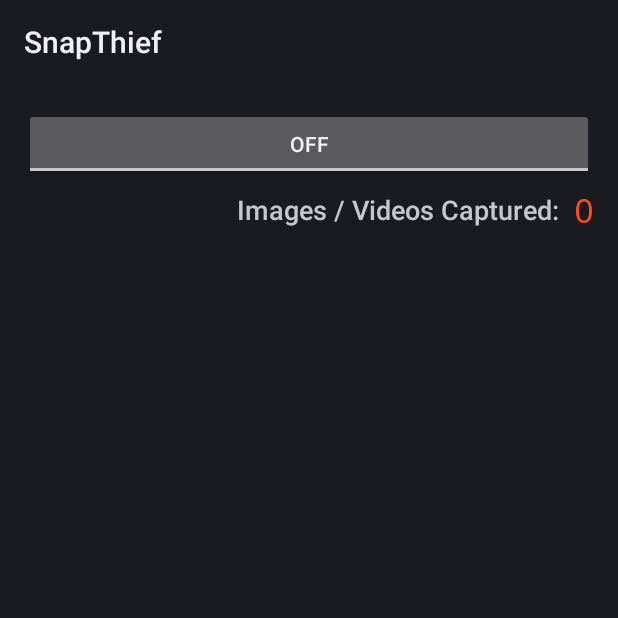
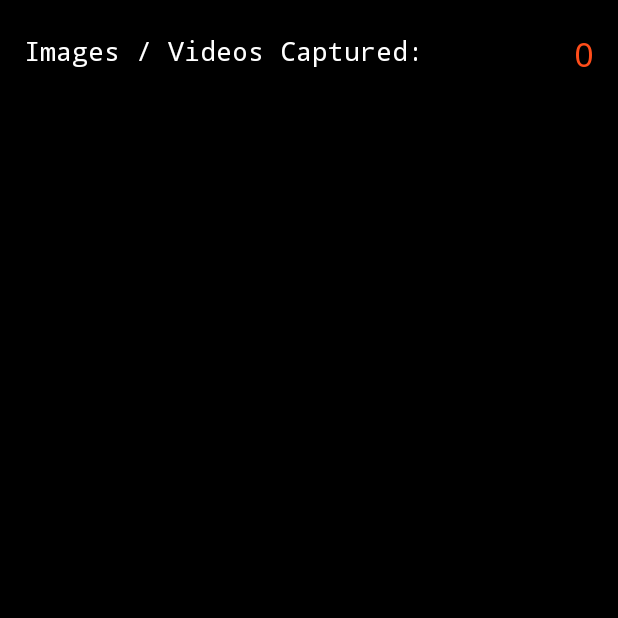
Before and after one commit to erik/snapthief, an Android app: the screen it shows after launch (MainActivity), on a phone screen of 412 x 824 dp, the top half of it. Run offline under Robolectric (Android 15) with nearby library versions, the phone set to English and light mode, and no system bars.

Commit message:
Take away some old ugly, add some new ugly

```diff
--- a/src/main/AndroidManifest.xml
+++ b/src/main/AndroidManifest.xml
@@ -13,7 +13,7 @@
             android:allowBackup="true"
             android:icon="@drawable/ic_launcher"
             android:label="@string/app_name"
-            android:theme="@android:style/Theme.DeviceDefault">
+            android:theme="@android:style/Theme.Black.NoTitleBar">
         <activity
                 android:name="com.boredomist.snapthief.MainActivity"
                 android:label="@string/app_name">
@@ -26,6 +26,7 @@
         <service
                 android:name="SnapThiefService"
                 android:label="@string/app_name"
+                android:exported="false"
                 >
         </service>
     </application>
--- a/src/main/res/layout/activity_main.xml
+++ b/src/main/res/layout/activity_main.xml
@@ -14,34 +14,21 @@
             android:layout_height="fill_parent" android:id="@+id/linearLayout">
         <LinearLayout
                 android:layout_width="fill_parent"
-                android:layout_height="wrap_content"
-                android:layout_above="@+id/linearLayout" android:layout_alignLeft="@+id/linearLayout">
-            <ToggleButton
-                    android:layout_width="fill_parent"
-                    android:layout_height="wrap_content"
-                    android:id="@+id/activeToggle"
-                    android:clickable="true"
-                    android:checked="false" android:singleLine="true" android:enabled="true"
-                    android:layout_alignParentTop="true" android:layout_alignLeft="@+id/imagesList"/>
-        </LinearLayout>
-        <LinearLayout
-                android:layout_width="fill_parent"
-                android:layout_height="wrap_content" android:gravity="right" android:paddingTop="5dp"
+                android:layout_height="wrap_content" android:gravity="left" android:paddingTop="5dp"
                 android:paddingBottom="5dp">
             <TextView
                     android:layout_width="wrap_content"
-                    android:layout_height="fill_parent"
+                    android:layout_height="wrap_content"
                     android:textAppearance="?android:attr/textAppearanceMedium"
                     android:text="Images / Videos Captured:"
-                    android:id="@+id/textView"
-                    android:paddingRight="10dp" android:gravity="center_vertical"/>
+                    android:id="@+id/textView" android:typeface="monospace"/>
             <TextView
-                    android:layout_width="wrap_content"
+                    android:layout_width="match_parent"
                     android:layout_height="fill_parent"
                     android:textAppearance="?android:attr/textAppearanceLarge"
                     android:text="0"
                     android:id="@+id/numImages" android:typeface="monospace" android:textColor="#ff4d1a"
-                    android:gravity="right|fill_vertical"/>
+                    android:gravity="right|fill_vertical" android:layout_gravity="right"/>
         </LinearLayout>
         <GridView android:layout_height="fill_parent" android:id="@+id/gridView"
                   android:fastScrollEnabled="true"
```
Also changed, not shown: src/main/java/com/boredomist/snapthief/MainActivity.java (+15 -69 lines), src/main/java/com/boredomist/snapthief/SnapThiefService.java (+68 -64 lines).
